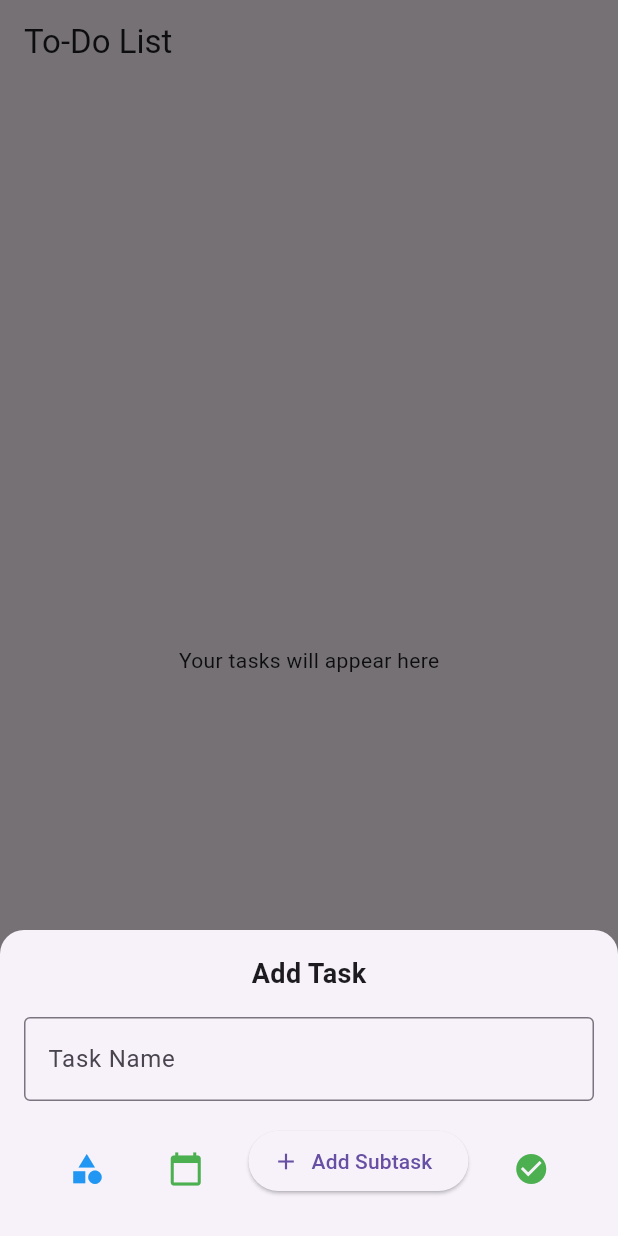
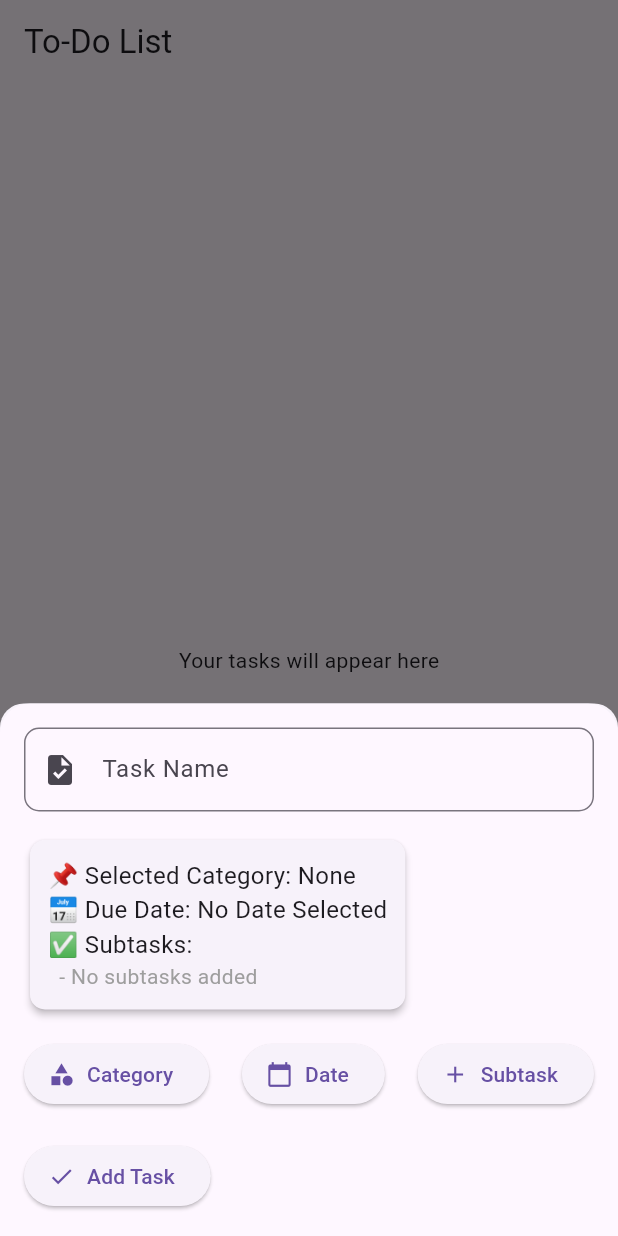
Before and after one commit to Numan-sheikh/to_do_list, a Flutter app: the screen it shows after launch, after a tap on the "add" icon, on a phone screen of 412 x 824 dp. Run offline on Flutter 3.47's test engine with Material 3 defaults, Android fonts, the phone set to English and light mode, and no system bars.

Commit message:
Fixed UI bug in home screen& added baci form task feature to add task

```diff
--- a/lib/widgets/task_form/calendar_button/calendar_button.dart
+++ b/lib/widgets/task_form/calendar_button/calendar_button.dart
@@ -1,16 +1,51 @@
 import 'package:flutter/material.dart';
-import 'calendar_button_logic.dart';
 
-class CalendarButton extends StatelessWidget {
-  const CalendarButton({super.key});
+class CalendarButton extends StatefulWidget {
+  final Function(String) onDateSelected;
+
+  const CalendarButton({super.key, required this.onDateSelected});
+
+  @override
+  CalendarButtonState createState() => CalendarButtonState();
+}
+
+class CalendarButtonState extends State<CalendarButton> {
+  Future<void> _pickDateTime() async {
+    if (!mounted) return; // Ensure the widget is still in the tree
+
+    DateTime? pickedDate = await showDatePicker(
+      context: context,
+      initialDate: DateTime.now(),
+      firstDate: DateTime(2000),
+      lastDate: DateTime(2100),
+    );
+
+    if (pickedDate != null) {
+      if (!mounted) return; // Check again before using context
+
+      TimeOfDay? pickedTime = await showTimePicker(
+        context: context,
+        initialTime: TimeOfDay.now(),
+      );
+
+      if (pickedTime != null) {
+        if (!mounted) return; // Final check before updating state
+
+        // Format date and time
+        String formattedDateTime =
+            "${pickedDate.year}-${pickedDate.month}-${pickedDate.day} ${pickedTime.format(context)}";
+
+        widget.onDateSelected(formattedDateTime);
+      }
+    }
+  }
 
   @override
   Widget build(BuildContext context) {
-    return IconButton(
-      icon: const Icon(Icons.calendar_today, color: Colors.green),
-      onPressed: () {
-        CalendarButtonLogic.pickDateTime(context);
-      },
+    return ElevatedButton.icon(
+      onPressed: _pickDateTime,
+      icon: const Icon(Icons.calendar_today),
+      label: const Text("Date"),
     );
   }
 }
--- a/lib/widgets/task_form/category_button/category_button.dart
+++ b/lib/widgets/task_form/category_button/category_button.dart
@@ -1,16 +1,53 @@
 import 'package:flutter/material.dart';
-import 'category_button_logic.dart';
 
 class CategoryButton extends StatelessWidget {
-  const CategoryButton({super.key});
+  final Function(String) onCategorySelected; // Callback function
+
+  const CategoryButton({super.key, required this.onCategorySelected});
+
+  void _showCategoryDialog(BuildContext context) {
+    showDialog(
+      context: context,
+      builder: (BuildContext context) {
+        return AlertDialog(
+          title: const Text("Select Category"),
+          content: Column(
+            mainAxisSize: MainAxisSize.min,
+            children: [
+              ListTile(
+                title: const Text("Work"),
+                onTap: () {
+                  onCategorySelected("Work");
+                  Navigator.pop(context);
+                },
+              ),
+              ListTile(
+                title: const Text("Personal"),
+                onTap: () {
+                  onCategorySelected("Personal");
+                  Navigator.pop(context);
+                },
+              ),
+              ListTile(
+                title: const Text("Shopping"),
+                onTap: () {
+                  onCategorySelected("Shopping");
+                  Navigator.pop(context);
+                },
+              ),
+            ],
+          ),
+        );
+      },
+    );
+  }
 
   @override
   Widget build(BuildContext context) {
-    return IconButton(
-      icon: const Icon(Icons.category, color: Colors.blue),
-      onPressed: () {
-        CategoryButtonLogic.showCategoryDialog(context);
-      },
+    return ElevatedButton.icon(
+      onPressed: () => _showCategoryDialog(context),
+      icon: const Icon(Icons.category),
+      label: const Text("Category"),
     );
   }
 }
--- a/lib/widgets/task_form/submit_button/submit_button.dart
+++ b/lib/widgets/task_form/submit_button/submit_button.dart
@@ -1,16 +1,29 @@
 import 'package:flutter/material.dart';
-import 'submit_button_logic.dart';
 
 class SubmitButton extends StatelessWidget {
-  const SubmitButton({super.key});
+  final TextEditingController taskController;
+
+  const SubmitButton({super.key, required this.taskController});
+
+  void _handleSubmit(BuildContext context) {
+    if (taskController.text.isNotEmpty) {
+      ScaffoldMessenger.of(context).showSnackBar(
+        SnackBar(content: Text("Task Added: ${taskController.text}")),
+      );
+      Navigator.pop(context); // Close bottom sheet after submission
+    } else {
+      ScaffoldMessenger.of(context).showSnackBar(
+        const SnackBar(content: Text("Please enter a task name!")),
+      );
+    }
+  }
 
   @override
   Widget build(BuildContext context) {
-    return IconButton(
-      icon: const Icon(Icons.check_circle, color: Colors.green),
-      onPressed: () {
-        SubmitButtonLogic.handleSubmit(context);
-      },
+    return ElevatedButton.icon(
+      onPressed: () => _handleSubmit(context),
+      icon: const Icon(Icons.check),
+      label: const Text("Add Task"),
     );
   }
 }
--- a/lib/widgets/task_form/subtask_button/subtask_button.dart
+++ b/lib/widgets/task_form/subtask_button/subtask_button.dart
@@ -1,50 +1,16 @@
 import 'package:flutter/material.dart';
-import 'package:provider/provider.dart';
-import 'subtask_button_logic.dart';
 
 class SubtaskButton extends StatelessWidget {
-  const SubtaskButton({super.key});
+  final Function(String) onSubtaskAdded; // Callback function
 
-  @override
-  Widget build(BuildContext context) {
-    return Consumer<SubtaskManager>(
-      builder: (context, subtaskManager, child) {
-        return Column(
-          crossAxisAlignment: CrossAxisAlignment.start,
-          children: [
-            // Button to add a new subtask
-            ElevatedButton.icon(
-              onPressed: () => _showSubtaskDialog(context, subtaskManager),
-              icon: const Icon(Icons.add),
-              label: const Text("Add Subtask"),
-            ),
-            const SizedBox(height: 10),
+  const SubtaskButton({super.key, required this.onSubtaskAdded});
 
-            // Displaying the list of subtasks
-            Column(
-              children: subtaskManager.subTasks.map((subtask) {
-                return ListTile(
-                  title: Text(subtask),
-                  trailing: IconButton(
-                    icon: const Icon(Icons.delete, color: Colors.red),
-                    onPressed: () => subtaskManager.removeSubtask(subtask),
-                  ),
-                );
-              }).toList(),
-            ),
-          ],
-        );
-      },
-    );
-  }
-
-  // Function to show a dialog for adding a subtask
-  void _showSubtaskDialog(BuildContext context, SubtaskManager subtaskManager) {
+  void _showAddSubtaskDialog(BuildContext context) {
     TextEditingController subtaskController = TextEditingController();
 
     showDialog(
       context: context,
-      builder: (context) {
+      builder: (BuildContext context) {
         return AlertDialog(
           title: const Text("Add Subtask"),
           content: TextField(
@@ -56,10 +22,10 @@ class SubtaskButton extends StatelessWidget {
               onPressed: () => Navigator.pop(context),
               child: const Text("Cancel"),
             ),
-            ElevatedButton(
+            TextButton(
               onPressed: () {
                 if (subtaskController.text.isNotEmpty) {
-                  subtaskManager.addSubtask(subtaskController.text);
+                  onSubtaskAdded(subtaskController.text);
                 }
                 Navigator.pop(context);
               },
@@ -70,4 +36,13 @@ class SubtaskButton extends StatelessWidget {
       },
     );
   }
+
+  @override
+  Widget build(BuildContext context) {
+    return ElevatedButton.icon(
+      onPressed: () => _showAddSubtaskDialog(context),
+      icon: const Icon(Icons.add),
+      label: const Text("Subtask"),
+    );
+  }
 }
--- a/lib/widgets/task_form/task_form.dart
+++ b/lib/widgets/task_form/task_form.dart
@@ -4,37 +4,85 @@ import 'calendar_button/calendar_button.dart';
 import 'subtask_button/subtask_button.dart';
 import 'submit_button/submit_button.dart';
 
-class TaskForm extends StatelessWidget {
+class TaskForm extends StatefulWidget {
   const TaskForm({super.key});
+
+  @override
+  State<TaskForm> createState() => _TaskFormState();
+}
+
+class _TaskFormState extends State<TaskForm> {
+  final TextEditingController taskController = TextEditingController();
+
+  // Variables to hold selected values
+  String selectedCategory = "None";
+  String selectedDate = "No Date Selected";
+  List<String> subtasks = [];
 
   @override
   Widget build(BuildContext context) {
     return Container(
       padding: const EdgeInsets.all(16),
+      decoration: BoxDecoration(
+        color: Theme.of(context).scaffoldBackgroundColor,
+        borderRadius: const BorderRadius.vertical(top: Radius.circular(20)),
+      ),
       child: Column(
-        mainAxisSize: MainAxisSize.min, // Ensures the bottom sheet is not fullscreen
+        mainAxisSize: MainAxisSize.min,
+        crossAxisAlignment: CrossAxisAlignment.start,
         children: [
-          const Text(
-            "Add Task",
-            style: TextStyle(fontSize: 18, fontWeight: FontWeight.bold),
-          ),
-          const SizedBox(height: 16),
+          // Task Input Field
           TextField(
+            controller: taskController,
             decoration: InputDecoration(
               labelText: "Task Name",
-              border: OutlineInputBorder(),
+              border: OutlineInputBorder(borderRadius: BorderRadius.circular(10)),
+              prefixIcon: const Icon(Icons.task),
             ),
           ),
-          const SizedBox(height: 16),
+          const SizedBox(height: 15),
+
+          // Live Preview Section
+          Card(
+            elevation: 2,
+            shape: RoundedRectangleBorder(borderRadius: BorderRadius.circular(10)),
+            child: Padding(
+              padding: const EdgeInsets.all(12),
+              child: Column(
+                crossAxisAlignment: CrossAxisAlignment.start,
+                children: [
+                  Text("📌 Selected Category: $selectedCategory", style: const TextStyle(fontSize: 16)),
+                  Text("📅 Due Date: $selectedDate", style: const TextStyle(fontSize: 16)),
+                  Text("✅ Subtasks:", style: const TextStyle(fontSize: 16)),
+                  if (subtasks.isEmpty) const Text("  - No subtasks added", style: TextStyle(fontSize: 14, color: Colors.grey)),
+                  for (String subtask in subtasks) Text("  - $subtask", style: const TextStyle(fontSize: 14)),
+                ],
+              ),
+            ),
+          ),
+
+          const SizedBox(height: 15),
+
+          // Buttons Row
           Row(
-            mainAxisAlignment: MainAxisAlignment.spaceEvenly,
+            mainAxisAlignment: MainAxisAlignment.spaceBetween,
             children: [
-              CategoryButton(),
-              CalendarButton(),
-              SubtaskButton(),
-              SubmitButton(),
+              CategoryButton(onCategorySelected: (category) {
+                setState(() => selectedCategory = category);
+              }),
+              CalendarButton(onDateSelected: (date) {
+                setState(() => selectedDate = date);
+              }),
+              SubtaskButton(onSubtaskAdded: (subtask) {
+                setState(() => subtasks.add(subtask));
+              }),
             ],
           ),
+
+          const SizedBox(height: 20),
+
+          // Submit Button
+          SubmitButton(taskController: taskController),
         ],
       ),
     );
```
